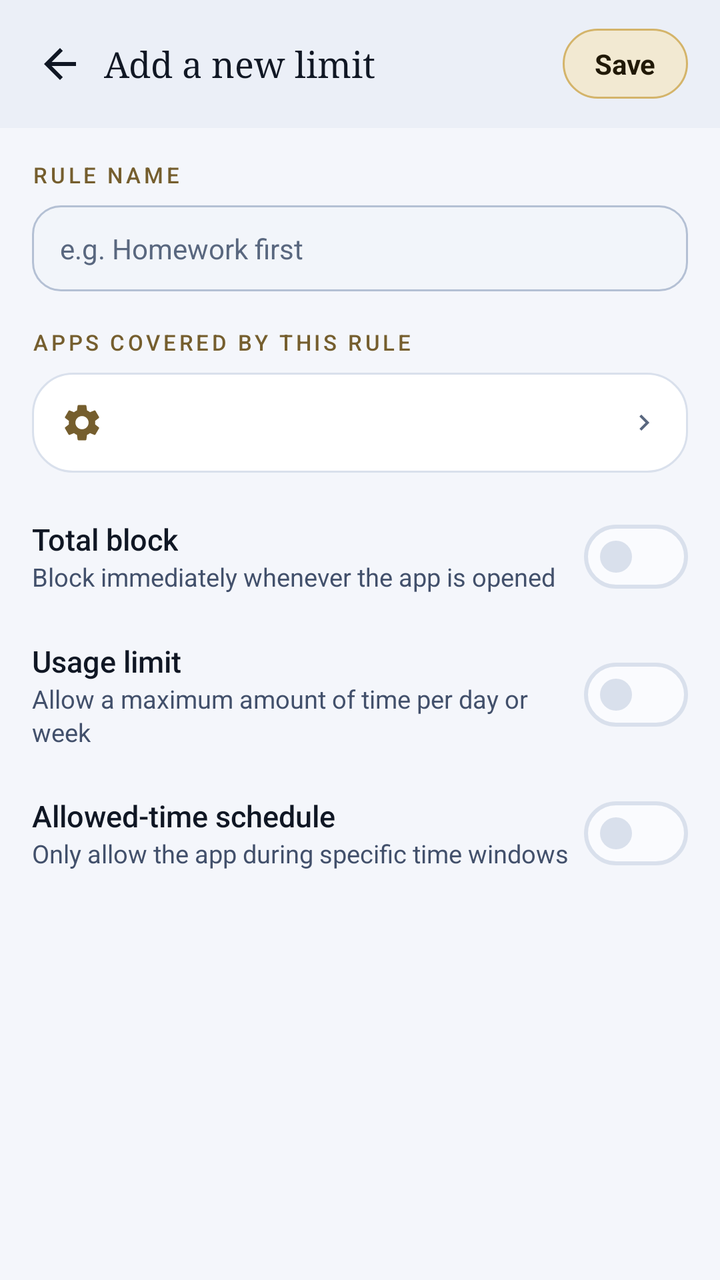
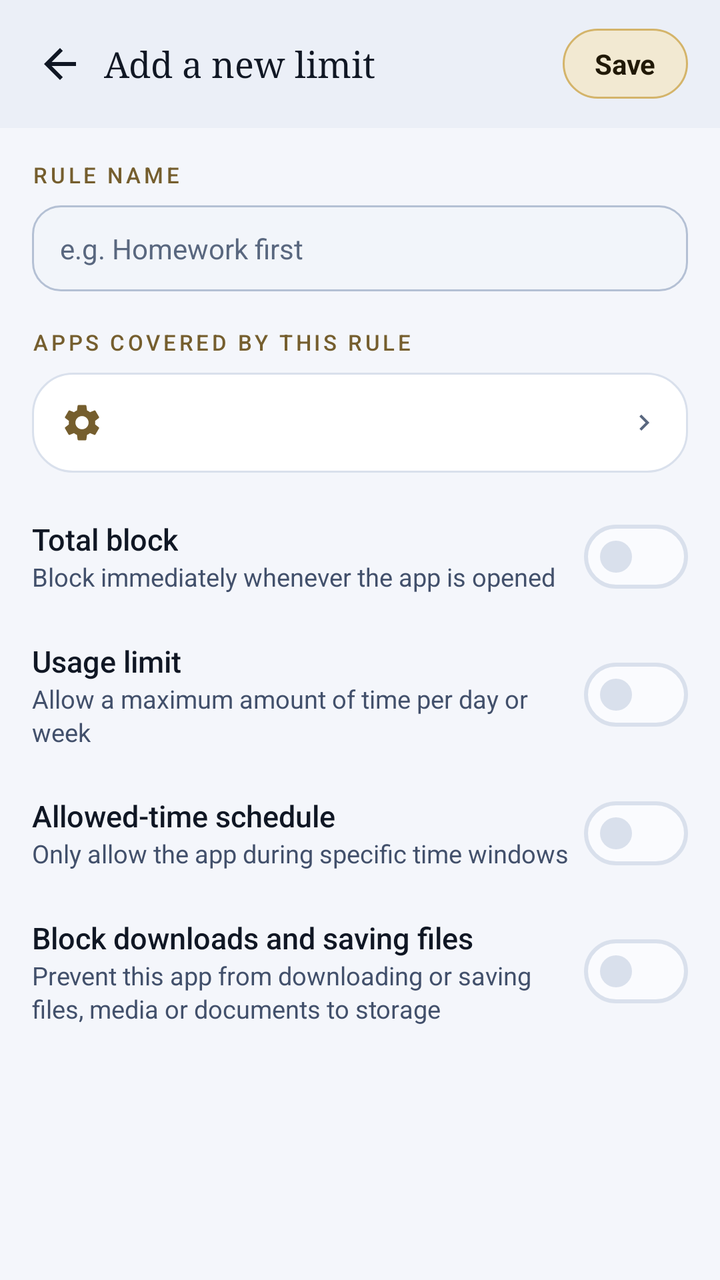

An Android layout rendered at two revisions. The XML below is the earlier revision; the diff shows what the commit changed to produce the second picture.
<!-- AndroidManifest.xml: application theme Theme.ScreenGuard -->
<!-- res/layout/activity_add_edit_restriction.xml -->
<?xml version="1.0" encoding="utf-8"?>
<LinearLayout xmlns:android="http://schemas.android.com/apk/res/android"
    xmlns:app="http://schemas.android.com/apk/res-auto"
    android:layout_width="match_parent"
    android:layout_height="match_parent"
    android:background="?attr/sgCanvas"
    android:orientation="vertical">

    
    <LinearLayout
        android:layout_width="match_parent"
        android:layout_height="?attr/actionBarSize"
        android:background="?attr/sgHeader"
        android:gravity="center_vertical"
        android:orientation="horizontal"
        android:paddingStart="8dp"
        android:paddingEnd="16dp">

        <ImageButton
            android:id="@+id/btnBack"
            style="@style/Widget.Material3.Button.IconButton"
            android:layout_width="44dp"
            android:layout_height="44dp"
            android:contentDescription="@string/back"
            android:src="@drawable/ic_arrow_back"
            app:tint="?attr/sgTextPrimary" />

        <TextView
            android:id="@+id/editorTitle"
            android:layout_width="0dp"
            android:layout_height="wrap_content"
            android:layout_weight="1"
            android:text="@string/restriction_add"
            style="@style/SerifTitle"
            android:textSize="18sp" />

        <TextView
            android:id="@+id/btnSave"
            android:layout_width="wrap_content"
            android:layout_height="wrap_content"
            android:background="@drawable/bg_chip_selected"
            android:paddingStart="16dp"
            android:paddingTop="8dp"
            android:paddingEnd="16dp"
            android:paddingBottom="8dp"
            android:text="@string/save"
            android:textColor="@color/on_gold"
            android:textStyle="bold" />
    </LinearLayout>

    <ScrollView
        android:layout_width="match_parent"
        android:layout_height="match_parent"
        android:fillViewport="true">

        <LinearLayout
            android:layout_width="match_parent"
            android:layout_height="wrap_content"
            android:orientation="vertical"
            android:padding="16dp">

            
            <TextView
                android:layout_width="wrap_content"
                android:layout_height="wrap_content"
                android:text="@string/restriction_name_label"
                style="@style/SectionHeader" />

            <EditText
                android:id="@+id/restrictionNameInput"
                style="@style/SGInput"
                android:layout_width="match_parent"
                android:layout_height="wrap_content"
                android:layout_marginTop="8dp"
                android:hint="@string/restriction_name_hint"
                android:inputType="textCapSentences"
                android:maxLines="1" />

            
            <TextView
                android:layout_width="wrap_content"
                android:layout_height="wrap_content"
                android:layout_marginTop="18dp"
                android:text="@string/restriction_apps_label"
                style="@style/SectionHeader" />

            <LinearLayout
                android:id="@+id/rowSelectApps"
                android:layout_width="match_parent"
                android:layout_height="wrap_content"
                android:layout_marginTop="8dp"
                android:background="@drawable/bg_section_card"
                android:gravity="center_vertical"
                android:orientation="horizontal"
                android:padding="14dp">

                <ImageView
                    android:layout_width="22dp"
                    android:layout_height="22dp"
                    android:contentDescription="@string/restriction_apps_label"
                    android:src="@drawable/ic_settings"
                    app:tint="?attr/sgAccentText" />

                <TextView
                    android:id="@+id/appsSummary"
                    android:layout_width="0dp"
                    android:layout_height="wrap_content"
                    android:layout_marginStart="10dp"
                    android:layout_weight="1"
                    android:textColor="?attr/sgTextSecondary"
                    android:textSize="13sp" />

                <ImageView
                    android:layout_width="16dp"
                    android:layout_height="16dp"
                    android:contentDescription="@string/fix_now"
                    android:src="@drawable/ic_chevron"
                    app:tint="?attr/sgTextTertiary" />
            </LinearLayout>

            
            <LinearLayout
                android:layout_width="match_parent"
                android:layout_height="wrap_content"
                android:layout_marginTop="18dp"
                android:gravity="center_vertical"
                android:orientation="horizontal">

                <LinearLayout
                    android:layout_width="0dp"
                    android:layout_height="wrap_content"
                    android:layout_weight="1"
                    android:orientation="vertical">

                    <TextView
                        android:layout_width="wrap_content"
                        android:layout_height="wrap_content"
                        android:text="@string/restriction_total_block"
                        style="@style/RowTitle" />

                    <TextView
                        android:layout_width="wrap_content"
                        android:layout_height="wrap_content"
                        android:text="@string/restriction_total_block_sub"
                        style="@style/RowSubtitle" />
                </LinearLayout>

                <com.google.android.material.materialswitch.MaterialSwitch
                    android:id="@+id/totalBlockSwitch"
                    android:layout_width="wrap_content"
                    android:layout_height="wrap_content" />
            </LinearLayout>

            
            <LinearLayout
                android:layout_width="match_parent"
                android:layout_height="wrap_content"
                android:layout_marginTop="18dp"
                android:gravity="center_vertical"
                android:orientation="horizontal">

                <LinearLayout
                    android:layout_width="0dp"
                    android:layout_height="wrap_content"
                    android:layout_weight="1"
                    android:orientation="vertical">

                    <TextView
                        android:layout_width="wrap_content"
                        android:layout_height="wrap_content"
                        android:text="@string/restriction_limit"
                        style="@style/RowTitle" />

                    <TextView
                        android:layout_width="wrap_content"
                        android:layout_height="wrap_content"
                        android:text="@string/restriction_limit_sub"
                        style="@style/RowSubtitle" />
                </LinearLayout>

                <com.google.android.material.materialswitch.MaterialSwitch
                    android:id="@+id/limitSwitch"
                    android:layout_width="wrap_content"
                    android:layout_height="wrap_content" />
            </LinearLayout>

            <LinearLayout
                android:id="@+id/limitSection"
                android:layout_width="match_parent"
                android:layout_height="wrap_content"
                android:layout_marginTop="10dp"
                android:background="@drawable/bg_section_card"
                android:orientation="vertical"
                android:padding="14dp"
                android:visibility="gone">

                <TextView
                    android:id="@+id/limitBadge"
                    android:layout_width="wrap_content"
                    android:layout_height="wrap_content"
                    android:layout_gravity="center_horizontal"
                    android:background="@drawable/bg_pill_outline"
                    android:paddingStart="16dp"
                    android:paddingTop="6dp"
                    android:paddingEnd="16dp"
                    android:paddingBottom="6dp"
                    android:textColor="?attr/sgAccentText"
                    android:textSize="14sp"
                    android:textStyle="bold" />

                <SeekBar
                    android:id="@+id/limitSlider"
                    android:layout_width="match_parent"
                    android:layout_height="wrap_content"
                    android:layout_marginTop="10dp"
                    android:max="719" />

                <LinearLayout
                    android:layout_width="match_parent"
                    android:layout_height="wrap_content"
                    android:orientation="horizontal">

                    <Button
                        android:id="@+id/btnLimitMinus"
                        style="@style/AppTonalButton"
                        android:layout_width="0dp"
                        android:layout_height="36dp"
                        android:layout_marginEnd="6dp"
                        android:layout_weight="1"
                        android:padding="0dp"
                        android:text="@string/minus_five_min" />

                    <Button
                        android:id="@+id/btnLimitPlus"
                        style="@style/AppTonalButton"
                        android:layout_width="0dp"
                        android:layout_height="36dp"
                        android:layout_weight="1"
                        android:padding="0dp"
                        android:text="@string/plus_five_min" />
                </LinearLayout>

                
                <LinearLayout
                    android:layout_width="match_parent"
                    android:layout_height="wrap_content"
                    android:layout_marginTop="10dp"
                    android:orientation="horizontal">

                    <TextView
                        android:id="@+id/periodDailyChip"
                        style="@style/SGPeriodChip"
                        android:layout_width="0dp"
                        android:layout_weight="1"
                        android:gravity="center"
                        android:text="@string/limit_period_daily" />

                    <TextView
                        android:id="@+id/periodWeeklyChip"
                        style="@style/SGPeriodChip"
                        android:layout_width="0dp"
                        android:layout_weight="1"
                        android:gravity="center"
                        android:text="@string/limit_period_weekly" />
                </LinearLayout>

                
                <TextView
                    android:layout_width="wrap_content"
                    android:layout_height="wrap_content"
                    android:layout_marginTop="12dp"
                    android:text="@string/restriction_group_mode"
                    android:textColor="?attr/sgTextSecondary"
                    android:textSize="12sp" />

                <TextView
                    android:id="@+id/groupEachChip"
                    style="@style/SGPeriodChip"
                    android:layout_width="match_parent"
                    android:layout_marginTop="6dp"
                    android:gravity="center"
                    android:text="@string/group_limit_each_title" />

                <TextView
                    android:id="@+id/groupSharedChip"
                    style="@style/SGPeriodChip"
                    android:layout_width="match_parent"
                    android:layout_marginTop="6dp"
                    android:gravity="center"
                    android:text="@string/group_limit_shared_title" />
            </LinearLayout>

            
            <LinearLayout
                android:layout_width="match_parent"
                android:layout_height="wrap_content"
                android:layout_marginTop="18dp"
                android:gravity="center_vertical"
                android:orientation="horizontal">

                <LinearLayout
                    android:layout_width="0dp"
                    android:layout_height="wrap_content"
                    android:layout_weight="1"
                    android:orientation="vertical">

                    <TextView
                        android:layout_width="wrap_content"
                        android:layout_height="wrap_content"
                        android:text="@string/restriction_schedule"
                        style="@style/RowTitle" />

                    <TextView
                        android:layout_width="wrap_content"
                        android:layout_height="wrap_content"
                        android:text="@string/restriction_schedule_sub"
                        style="@style/RowSubtitle" />
                </LinearLayout>

                <com.google.android.material.materialswitch.MaterialSwitch
                    android:id="@+id/scheduleSwitch"
                    android:layout_width="wrap_content"
                    android:layout_height="wrap_content" />
            </LinearLayout>

            <LinearLayout
                android:id="@+id/scheduleSection"
                android:layout_width="match_parent"
                android:layout_height="wrap_content"
                android:layout_marginTop="10dp"
                android:background="@drawable/bg_section_card"
                android:orientation="vertical"
                android:padding="14dp"
                android:visibility="gone">

                <TextView
                    android:layout_width="wrap_content"
                    android:layout_height="wrap_content"
                    android:text="@string/restriction_active_days"
                    android:textColor="?attr/sgTextSecondary"
                    android:textSize="12sp" />

                
                <HorizontalScrollView
                    android:layout_width="match_parent"
                    android:layout_height="wrap_content"
                    android:layout_marginTop="8dp"
                    android:overScrollMode="never"
                    android:scrollbars="none">

                    <LinearLayout
                        android:id="@+id/daysRow"
                        android:layout_width="wrap_content"
                        android:layout_height="wrap_content"
                        android:orientation="horizontal" />
                </HorizontalScrollView>

                <TextView
                    android:layout_width="wrap_content"
                    android:layout_height="wrap_content"
                    android:layout_marginTop="14dp"
                    android:text="@string/restriction_windows"
                    android:textColor="?attr/sgTextSecondary"
                    android:textSize="12sp" />

                <LinearLayout
                    android:id="@+id/windowsContainer"
                    android:layout_width="match_parent"
                    android:layout_height="wrap_content"
                    android:layout_marginTop="6dp"
                    android:orientation="vertical" />

                <TextView
                    android:id="@+id/noWindowsHint"
                    android:layout_width="match_parent"
                    android:layout_height="wrap_content"
                    android:layout_marginTop="4dp"
                    android:text="@string/restriction_no_windows"
                    android:textColor="?attr/sgTextTertiary"
                    android:textSize="12sp" />

                <Button
                    android:id="@+id/btnAddWindow"
                    style="@style/AppTonalButton"
                    android:layout_width="match_parent"
                    android:layout_height="42dp"
                    android:layout_marginTop="10dp"
                    android:text="@string/restriction_add_window" />
            </LinearLayout>
        </LinearLayout>
    </ScrollView>
</LinearLayout>
<!-- resources referenced by this layout -->
<resources>
  <color name="on_gold">#211907</color>
  <string name="back">Back</string>
  <string name="fix_now">Fix now</string>
  <string name="group_limit_each_title">Separately per app</string>
  <string name="group_limit_shared_title">Shared total for the group</string>
  <string name="limit_period_daily">Per day</string>
  <string name="limit_period_weekly">Per week</string>
  <string name="minus_five_min">-5 min</string>
  <string name="plus_five_min">+5 min</string>
  <string name="restriction_active_days">Active days</string>
  <string name="restriction_add">Add a new limit</string>
  <string name="restriction_add_window">Add a time window</string>
  <string name="restriction_apps_label">Apps covered by this rule</string>
  <string name="restriction_group_mode">How the limit applies to the group</string>
  <string name="restriction_limit">Usage limit</string>
  <string name="restriction_limit_sub">Allow a maximum amount of time per day or week</string>
  <string name="restriction_name_hint">e.g. Homework first</string>
  <string name="restriction_name_label">Rule name</string>
  <string name="restriction_no_windows">No time windows yet — the app stays blocked while the schedule is on.</string>
  <string name="restriction_schedule">Allowed-time schedule</string>
  <string name="restriction_schedule_sub">Only allow the app during specific time windows</string>
  <string name="restriction_total_block">Total block</string>
  <string name="restriction_total_block_sub">Block immediately whenever the app is opened</string>
  <string name="restriction_windows">Allowed time windows</string>
  <string name="save">Save</string>
  <style name="RowSubtitle">
          <item name="android:textSize">12.5sp</item>
          <item name="android:textColor">?attr/sgTextSecondary</item>
          <item name="android:lineSpacingExtra">2dp</item>
      </style>
  <style name="RowTitle">
          <item name="android:textSize">15sp</item>
          <item name="android:fontFamily">sans-serif-medium</item>
          <item name="android:textColor">?attr/sgTextPrimary</item>
      </style>
  <style name="SerifTitle">
          <item name="android:fontFamily">serif</item>
          <item name="android:textColor">?attr/sgTextPrimary</item>
      </style>
  <color name="surface">#FFFFFF</color>
  <color name="outline">#D9E0EC</color>
  <color name="bg">#F4F6FB</color>
  <color name="header">#EBEFF7</color>
  <color name="surface_elev">#FAFBFE</color>
  <color name="surface_alt">#F2F5FA</color>
  <color name="outline_strong">#B4C0D4</color>
  <color name="divider">#E6EBF3</color>
  <color name="gold">#D4B46A</color>
  <color name="gold_soft">#7E6434</color>
  <color name="gold_deep">#8F7440</color>
  <color name="gold_container">#F2E9D2</color>
  <color name="gold_hairline">#668F7440</color>
  <color name="gold_text">#755E2E</color>
  <color name="text_primary">#101724</color>
  <color name="text_secondary">#42506B</color>
  <color name="text_tertiary">#59677F</color>
  <color name="key_bg">#EEF1F8</color>
  <color name="danger">#A82C26</color>
  <color name="error_on">#FFFFFF</color>
  <color name="danger_container">#FBE5E2</color>
  <style name="ScreenGuard.Switch" parent="Widget.Material3.CompoundButton.MaterialSwitch">
          <item name="trackTint">@null</item>
          <item name="thumbTint">@null</item>
      </style>
  <style name="ScreenGuard.Dialog.Style" parent="MaterialAlertDialog.Material3">
          <item name="shapeAppearanceOverlay">@style/ScreenGuard.Dialog.Shape</item>
          <item name="android:background">?attr/sgSurface</item>
      </style>
  <style name="ScreenGuard.Dialog.Shape" parent="ShapeAppearance.Material3.Corner.ExtraLarge">
          <item name="cornerSize">24dp</item>
      </style>
  <!-- unchanged entries left out for length: 14 -->
</resources>

<!-- the commit's change to res/layout/activity_add_edit_restriction.xml (unified diff, before → after) -->
@@ -387,6 +387,39 @@
                     android:layout_marginTop="10dp"
                     android:text="@string/restriction_add_window" />
             </LinearLayout>
+
+            
+            <LinearLayout
+                android:layout_width="match_parent"
+                android:layout_height="wrap_content"
+                android:layout_marginTop="18dp"
+                android:gravity="center_vertical"
+                android:orientation="horizontal">
+
+                <LinearLayout
+                    android:layout_width="0dp"
+                    android:layout_height="wrap_content"
+                    android:layout_weight="1"
+                    android:orientation="vertical">
+
+                    <TextView
+                        android:layout_width="wrap_content"
+                        android:layout_height="wrap_content"
+                        android:text="@string/restriction_block_downloads"
+                        style="@style/RowTitle" />
+
+                    <TextView
+                        android:layout_width="wrap_content"
+                        android:layout_height="wrap_content"
+                        android:text="@string/restriction_block_downloads_sub"
+                        style="@style/RowSubtitle" />
+                </LinearLayout>
+
+                <com.google.android.material.materialswitch.MaterialSwitch
+                    android:id="@+id/blockDownloadsSwitch"
+                    android:layout_width="wrap_content"
+                    android:layout_height="wrap_content" />
+            </LinearLayout>
         </LinearLayout>
     </ScrollView>
 </LinearLayout>
<!-- resource entries referenced after the edit -->
@@ -13,6 +13,8 @@
   <string name="restriction_add">Add a new limit</string>
   <string name="restriction_add_window">Add a time window</string>
   <string name="restriction_apps_label">Apps covered by this rule</string>
+  <string name="restriction_block_downloads">Block downloads and saving files</string>
+  <string name="restriction_block_downloads_sub">Prevent this app from downloading or saving files, media or documents to storage</string>
   <string name="restriction_group_mode">How the limit applies to the group</string>
   <string name="restriction_limit">Usage limit</string>
   <string name="restriction_limit_sub">Allow a maximum amount of time per day or week</string>
